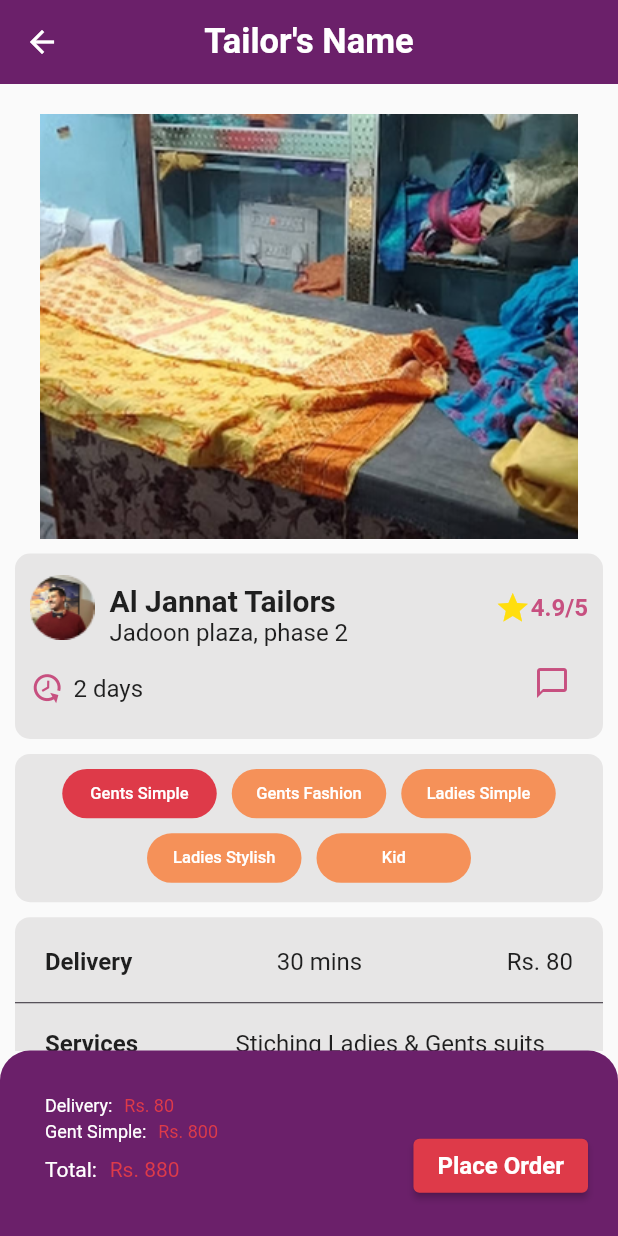
After one commit to hifzakanwal/fyp, a Flutter app: the TailorScreen screen opened directly, after a tap on "Sharaz Tailor", on a phone screen of 412 x 824 dp. The commit adds this screen. Run offline on Flutter 3.47's test engine with Material 2 defaults, Android fonts, the phone set to English and light mode, and no system bars; our stand-ins replace cloud_firestore, firebase_auth, firebase_core, flutter_riverpod, flutter_svg; accounts and stored records are empty.

Commit message:
Tailor details screen done

```diff
--- a/lib/Constants/colors.dart
+++ b/lib/Constants/colors.dart
@@ -12,3 +12,4 @@ const Color pinkShade = Color(0xffECB0AF);
 const Color mediumPink = Color(0xffA25A76);
 const Color brown = Color(0xff804130);
 const Color customWhite = Color(0xffFFFFFF);
+const Color cardColor = Color.fromARGB(255, 231, 230, 230);
--- a/lib/views/customer_home/homepage_categories/measurements/measurements.dart
+++ b/lib/views/customer_home/homepage_categories/measurements/measurements.dart
@@ -49,7 +49,7 @@ class _MeasurementScreenState extends State<MeasurementScreen> {
                   height: size.height * 0.13,
                   width: double.infinity,
                   child: Card(
-                    color: Colors.white.withOpacity(0.7),
+                    color: cardColor,
                     child: Column(
                       mainAxisAlignment: MainAxisAlignment.center,
                       children: [
@@ -119,7 +119,7 @@ class _MeasurementScreenState extends State<MeasurementScreen> {
                   height: size.height * 0.13,
                   width: double.infinity,
                   child: Card(
-                    color: Colors.white.withOpacity(0.7),
+                    color: cardColor,
                     child: Column(
                       mainAxisAlignment: MainAxisAlignment.center,
                       children: [
--- a/lib/views/customer_home/homepage_categories/tailors/tailor_card.dart
+++ b/lib/views/customer_home/homepage_categories/tailors/tailor_card.dart
@@ -1,15 +1,25 @@
 import 'package:ect/Constants/colors.dart';
+import 'package:ect/views/customer_home/homepage_categories/tailors/tailor_details.dart';
 import 'package:flutter/material.dart';
 import 'package:flutter_svg/flutter_svg.dart';
 
-class CustomCard extends StatelessWidget {
+class TailorCard extends StatelessWidget {
   final Color cardColor;
 
-  const CustomCard({Key? key, required this.cardColor}) : super(key: key);
+  const TailorCard({Key? key, required this.cardColor}) : super(key: key);
   @override
   Widget build(BuildContext context) {
     final size = MediaQuery.sizeOf(context);
-    return Padding(
+    return GestureDetector(
+      onTap: () {
+        Navigator.push(
+          context,
+          MaterialPageRoute(
+            builder: (context) => const TailorDetails(),
+          ),
+        );
+      },
+      child: Padding(
         padding: const EdgeInsets.only(
           left: 10.0,
           right: 10.0,
@@ -154,6 +164,7 @@ class CustomCard extends StatelessWidget {
             ),
           ),
         ),
+      ),
     );
   }
 }
--- /dev/null
+++ b/lib/views/customer_home/homepage_categories/tailors/tailor_details.dart
@@ -0,0 +1,480 @@
+import 'package:ect/Constants/colors.dart';
+import 'package:ect/widgets/feedback_card.dart';
+import 'package:flutter/material.dart';
+import 'dart:math' as math;
+
+class TailorDetails extends StatefulWidget {
+  const TailorDetails({super.key});
+
+  @override
+  State<TailorDetails> createState() => _TailorDetailsState();
+}
+
+class _TailorDetailsState extends State<TailorDetails> {
+  @override
+  Widget build(BuildContext context) {
+    final size = MediaQuery.sizeOf(context);
+    return Scaffold(
+      appBar: AppBar(
+        backgroundColor: customPurple,
+        elevation: 0.0,
+        centerTitle: true,
+        title: const Text(
+          "Tailor's Name",
+          style: TextStyle(
+            fontSize: 23,
+            fontWeight: FontWeight.w700,
+          ),
+        ),
+      ),
+      bottomNavigationBar: Container(
+        height: size.height * 0.15,
+        width: double.infinity,
+        decoration: const BoxDecoration(
+          color: customPurple,
+          borderRadius: BorderRadius.only(
+            topLeft: Radius.circular(20.0),
+            topRight: Radius.circular(20.0),
+          ),
+        ),
+        child: Padding(
+          padding: const EdgeInsets.only(top: 30.0, left: 30.0 , right: 20.0),
+          child: Row(
+            mainAxisAlignment: MainAxisAlignment.spaceBetween,
+            crossAxisAlignment: CrossAxisAlignment.center,
+            children: [
+              Column(
+                crossAxisAlignment: CrossAxisAlignment.start,
+                children: [
+                  RichText(
+                    text: const TextSpan(
+                      children: [
+                        TextSpan(
+                          text: 'Delivery: ',
+                          style: TextStyle(
+                            fontSize: 12,
+                            color: customWhite,
+                          ),
+                        ),
+                        WidgetSpan(
+                          child: SizedBox(
+                            width: 5.0,
+                          ),
+                        ),
+                        TextSpan(
+                          text: 'Rs. 80',
+                          style: TextStyle(
+                            fontSize: 12,
+                            color: red,
+                          ),
+                        ),
+                      ],
+                    ),
+                  ),
+                  const SizedBox(
+                    height: 3.0,
+                  ),
+                  RichText(
+                    text: const TextSpan(
+                      children: [
+                        TextSpan(
+                          text: 'Gent Simple: ',
+                          style: TextStyle(
+                            fontSize: 12,
+                            color: customWhite,
+                          ),
+                        ),
+                        WidgetSpan(
+                          child: SizedBox(
+                            width: 5.0,
+                          ),
+                        ),
+                        TextSpan(
+                          text: 'Rs. 800',
+                          style: TextStyle(
+                            fontSize: 12,
+                            color: red,
+                          ),
+                        ),
+                      ],
+                    ),
+                  ),
+                  const SizedBox(
+                    height: 10.0,
+                  ),
+                  RichText(
+                    text: const TextSpan(
+                      children: [
+                        TextSpan(
+                          text: 'Total: ',
+                          style: TextStyle(
+                            fontSize: 14,
+                            color: customWhite,
+                          ),
+                        ),
+                        WidgetSpan(
+                          child: SizedBox(
+                            width: 5.0,
+                          ),
+                        ),
+                        TextSpan(
+                          text: 'Rs. 880',
+                          style: TextStyle(
+                            fontSize: 14,
+                            color: red,
+                          ),
+                        ),
+                      ],
+                    ),
+                  ),
+                ],
+              ),
+              ElevatedButton(
+                onPressed: () {},
+                style: const ButtonStyle(
+                  backgroundColor: MaterialStatePropertyAll(red)
+                ),
+                child: const Text(
+                  "Place Order",
+                  style: TextStyle(
+                    fontSize: 16,
+                    fontWeight: FontWeight.w600,
+                  ),
+                ),
+              ),
+            ],
+          ),
+        ),
+      ),
+      body: ListView(
+        children: [
+          Padding(
+            padding: const EdgeInsets.symmetric(
+              vertical: 20.0,
+            ),
+            child: Column(
+              mainAxisAlignment: MainAxisAlignment.center,
+              children: [
+                Image.asset(
+                  "assets/Graphics/tailor_details.png",
+                  width: 360,
+                  height: 283,
+                ),
+                Padding(
+                  padding: const EdgeInsets.only(
+                    top: 10.0,
+                    left: 10.0,
+                    right: 10.0,
+                  ),
+                  child: Container(
+                    padding: const EdgeInsets.only(
+                        top: 10.0, left: 10.0, right: 10.0, bottom: 5.0),
+                    height: size.height * 0.15,
+                    width: double.infinity,
+                    decoration: BoxDecoration(
+                        color: cardColor,
+                        borderRadius: BorderRadius.circular(10.0)),
+                    child: Column(
+                      children: [
+                        Row(
+                          children: [
+                            Image.asset("assets/Graphics/tailor_card1.png"),
+                            const SizedBox(
+                              width: 10.0,
+                            ),
+                            const Column(
+                              mainAxisAlignment: MainAxisAlignment.start,
+                              crossAxisAlignment: CrossAxisAlignment.start,
+                              children: [
+                                SizedBox(
+                                  height: 10.0,
+                                ),
+                                Text(
+                                  "Al Jannat Tailors",
+                                  style: TextStyle(
+                                    fontSize: 20,
+                                    fontWeight: FontWeight.w700,
+                                  ),
+                                ),
+                                Text(
+                                  "Jadoon plaza, phase 2",
+                                  style: TextStyle(
+                                    fontSize: 16,
+                                    fontWeight: FontWeight.w400,
+                                  ),
+                                ),
+                              ],
+                            ),
+                            const Expanded(
+                              child: Align(
+                                alignment: Alignment.topRight,
+                                child: Icon(
+                                  Icons.star,
+                                  color: starColor,
+                                ),
+                              ),
+                            ),
+                            const Text(
+                              "4.9/5",
+                              style: TextStyle(
+                                  fontSize: 16,
+                                  fontWeight: FontWeight.w700,
+                                  color: darkPink),
+                            ),
+                          ],
+                        ),
+                        Expanded(
+                          child: Align(
+                            alignment: Alignment.bottomLeft,
+                            child: Row(
+                              children: [
+                                Transform(
+                                  alignment: Alignment.center,
+                                  transform: Matrix4.rotationY(math.pi)
+                                    ..rotateZ(-math.pi / 3),
+                                  child: Transform(
+                                    alignment: Alignment.center,
+                                    transform: Matrix4.rotationX(math.pi),
+                                    child: const Icon(
+                                      Icons.history,
+                                      size: 24,
+                                      color: darkPink,
+                                    ),
+                                  ),
+                                ),
+                                const SizedBox(
+                                  width: 5.0,
+                                ),
+                                const Text(
+                                  "2 days",
+                                  style: TextStyle(
+                                    fontSize: 16,
+                                    fontWeight: FontWeight.w400,
+                                  ),
+                                ),
+                                Expanded(
+                                  child: Align(
+                                    alignment: Alignment.topRight,
+                                    child: IconButton(
+                                      onPressed: () {},
+                                      icon: const Icon(
+                                        Icons.chat_bubble_outline_outlined,
+                                        color: darkPink,
+                                      ),
+                                    ),
+                                  ),
+                                ),
+                              ],
+                            ),
+                          ),
+                        )
+                      ],
+                    ),
+                  ),
+                ),
+                Padding(
+                  padding:
+                      const EdgeInsets.only(top: 10.0, left: 10.0, right: 10.0),
+                  child: Container(
+                    padding: const EdgeInsets.only(
+                        top: 10.0, left: 10.0, right: 10.0),
+                    height: size.height * 0.12,
+                    width: double.infinity,
+                    decoration: BoxDecoration(
+                      color: cardColor,
+                      borderRadius: BorderRadius.circular(10.0),
+                    ),
+                    child: Wrap(
+                      alignment: WrapAlignment.center,
+                      crossAxisAlignment: WrapCrossAlignment.center,
+                      children: [
+                        Container(
+                          margin: const EdgeInsets.only(bottom: 10.0),
+                          height: size.height * 0.04,
+                          width: size.width * 0.25,
+                          decoration: BoxDecoration(
+                            borderRadius: BorderRadius.circular(20.0),
+                            color: red,
+                          ),
+                          child: const Center(
+                            child: Text(
+                              "Gents Simple",
+                              style: TextStyle(
+                                  fontSize: 11,
+                                  fontWeight: FontWeight.w500,
+                                  color: customWhite),
+                            ),
+                          ),
+                        ),
+                        Container(
+                          margin:
+                              const EdgeInsets.only(left: 10.0, bottom: 10.0),
+                          height: size.height * 0.04,
+                          width: size.width * 0.25,
+                          decoration: BoxDecoration(
+                            borderRadius: BorderRadius.circular(20.0),
+                            color: customOrange,
+                          ),
+                          child: const Center(
+                            child: Text(
+                              "Gents Fashion",
+                              style: TextStyle(
+                                  fontSize: 11,
+                                  fontWeight: FontWeight.w500,
+                                  color: customWhite),
+                            ),
+                          ),
+                        ),
+                        Container(
+                          margin:
+                              const EdgeInsets.only(left: 10.0, bottom: 10.0),
+                          height: size.height * 0.04,
+                          width: size.width * 0.25,
+                          decoration: BoxDecoration(
+                            borderRadius: BorderRadius.circular(20.0),
+                            color: customOrange,
+                          ),
+                          child: const Center(
+                            child: Text(
+                              "Ladies Simple",
+                              style: TextStyle(
+                                  fontSize: 11,
+                                  fontWeight: FontWeight.w500,
+                                  color: customWhite),
+                            ),
+                          ),
+                        ),
+                        Container(
+                          margin: const EdgeInsets.only(right: 10.0),
+                          height: size.height * 0.04,
+                          width: size.width * 0.25,
+                          decoration: BoxDecoration(
+                            borderRadius: BorderRadius.circular(20.0),
+                            color: customOrange,
+                          ),
+                          child: const Center(
+                            child: Text(
+                              "Ladies Stylish",
+                              style: TextStyle(
+                                  fontSize: 11,
+                                  fontWeight: FontWeight.w500,
+                                  color: customWhite),
+                            ),
+                          ),
+                        ),
+                        Container(
+                          height: size.height * 0.04,
+                          width: size.width * 0.25,
+                          decoration: BoxDecoration(
+                            borderRadius: BorderRadius.circular(20.0),
+                            color: customOrange,
+                          ),
+                          child: const Center(
+                            child: Text(
+                              "Kid",
+                              style: TextStyle(
+                                  fontSize: 11,
+                                  fontWeight: FontWeight.w500,
+                                  color: customWhite),
+                            ),
+                          ),
+                        ),
+                      ],
+                    ),
+                  ),
+                ),
+                Padding(
+                  padding:
+                      const EdgeInsets.only(top: 10.0, right: 10.0, left: 10.0),
+                  child: Container(
+                    height: size.height * 0.18,
+                    width: double.infinity,
+                    decoration: BoxDecoration(
+                        borderRadius: BorderRadius.circular(10.0),
+                        color: cardColor),
+                    child: const Column(
+                      children: [
+                        Padding(
+                          padding: EdgeInsets.only(
+                              top: 20.0, left: 20.0, right: 20.0),
+                          child: Row(
+                            mainAxisAlignment: MainAxisAlignment.spaceBetween,
+                            children: [
+                              Text(
+                                "Delivery",
+                                style: TextStyle(
+                                  fontSize: 16,
+                                  fontWeight: FontWeight.w600,
+                                ),
+                              ),
+                              Text(
+                                "30 mins",
+                                style: TextStyle(
+                                  fontSize: 16,
+                                  fontWeight: FontWeight.w400,
+                                ),
+                              ),
+                              Text(
+                                "Rs. 80",
+                                style: TextStyle(
+                                  fontSize: 16,
+                                  fontWeight: FontWeight.w400,
+                                ),
+                              ),
+                            ],
+                          ),
+                        ),
+                        SizedBox(
+                          height: 10.0,
+                        ),
+                        Divider(
+                          color: customBlack,
+                        ),
+                        Padding(
+                          padding: EdgeInsets.only(
+                              top: 10.0, left: 20.0, right: 20.0),
+                          child: Row(
+                            crossAxisAlignment: CrossAxisAlignment.start,
+                            children: [
+                              Text(
+                                "Services",
+                                style: TextStyle(
+                                  fontSize: 16,
+                                  fontWeight: FontWeight.w600,
+                                ),
+                              ),
+                              SizedBox(
+                                width: 65.0,
+                              ),
+                              Expanded(
+                                child: Text(
+                                  "Stiching Ladies & Gents suits",
+                                  style: TextStyle(
+                                    fontSize: 16,
+                                    fontWeight: FontWeight.w400,
+                                  ),
+                                ),
+                              ),
+                            ],
+                          ),
+                        )
+                      ],
+                    ),
+                  ),
+                ),
+                ListView.builder(
+                  shrinkWrap: true,
+                  physics: const NeverScrollableScrollPhysics(),
+                  itemCount: 4, // Number of feedback cards
+                  itemBuilder: (BuildContext context, int index) {
+                    return const FeedbackCard();
+                  },
+                ),
+              ],
+            ),
+          ),
+        ],
+      ),
+    );
+  }
+}
--- a/lib/views/customer_home/homepage_categories/tailors/tailors_screen.dart
+++ b/lib/views/customer_home/homepage_categories/tailors/tailors_screen.dart
@@ -37,7 +37,7 @@ class _TailorScreenState extends State<TailorScreen> {
         itemCount: 4, // Number of cards
         itemBuilder: (BuildContext context, int index) {
           final color = predefinedColors[index % predefinedColors.length];
-          return CustomCard(cardColor: color);
+          return TailorCard(cardColor: color);
         },
       ),
     );
--- /dev/null
+++ b/lib/widgets/feedback_card.dart
@@ -0,0 +1,110 @@
+import 'package:ect/Constants/colors.dart';
+import 'package:flutter/material.dart';
+
+class FeedbackCard extends StatefulWidget {
+  const FeedbackCard({super.key});
+
+  @override
+  State<FeedbackCard> createState() => _FeedbackCardState();
+}
+
+class _FeedbackCardState extends State<FeedbackCard> {
+  @override
+  Widget build(BuildContext context) {
+    final size = MediaQuery.sizeOf(context);
+    return Container(
+      margin: const EdgeInsets.only(top: 10.0, left: 10.0, right: 10.0),
+      height: size.height * 0.17,
+      width: double.infinity,
+      child: Card(
+        color: cardColor,
+        shape: RoundedRectangleBorder(
+          borderRadius: BorderRadius.circular(10.0),
+        ),
+        elevation: 3.0,
+        child: const Column(
+          children: [
+            Padding(
+              padding: EdgeInsets.only(top: 10.0, left: 10.0, right: 10.0),
+              child: Row(
+                children: [
+                  Text(
+                    "Rating & Reviews (1)",
+                    style: TextStyle(
+                      fontSize: 16,
+                      fontWeight: FontWeight.w600,
+                    ),
+                  ),
+                  Expanded(
+                    child: Align(
+                      alignment: Alignment.topRight,
+                      child: Icon(
+                        Icons.star,
+                        color: starColor,
+                        size: 20.0,
+                      ),
+                    ),
+                  ),
+                  Icon(
+                    Icons.star,
+                    color: starColor,
+                    size: 20.0,
+                  ),
+                  Icon(
+                    Icons.star,
+                    color: starColor,
+                    size: 20.0,
+                  ),
+                  Icon(
+                    Icons.star,
+                    color: starColor,
+                    size: 20.0,
+                  ),
+                  Icon(
+                    Icons.star,
+                    color: starColor,
+                    size: 20.0,
+                  ),
+                ],
+              ),
+            ),
+            Padding(
+              padding: EdgeInsets.only(top: 10.0, left: 10.0, right: 10.0),
+              child: Row(
+                children: [
+                  CircleAvatar(
+                    backgroundImage:
+                        AssetImage("assets/Graphics/tailor_image.png"),
+                    radius: 20.0,
+                  ),
+                  Padding(
+                    padding: EdgeInsets.only(left: 10.0),
+                    child: Column(
+                      crossAxisAlignment: CrossAxisAlignment.start,
+                      children: [
+                        Text(
+                          "Hifza Kanwal",
+                          style: TextStyle(
+                            fontSize: 14,
+                            fontWeight: FontWeight.w500,
+                          ),
+                        ),
+                        Text(
+                          "Apki salie bhot saf hoti, or within in time",
+                          style: TextStyle(
+                            fontSize: 13,
+                            fontWeight: FontWeight.w400,
+                          ),
+                        ),
+                      ],
+                    ),
+                  )
+                ],
+              ),
+            )
+          ],
+        ),
+      ),
+    );
+  }
+}
```
Also changed, not shown: assets/Graphics/tailor_details.png (added). Lines whose indentation alone changed are shown as unchanged.
